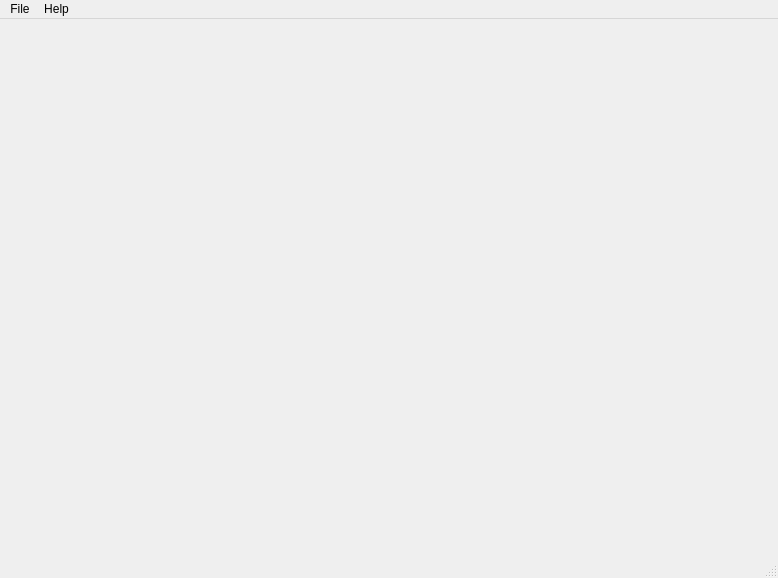
Above: src/plugins/coregui/mainwindow.ui from victor-yacovlev/kumir2 before the change. Below: the same form after it.
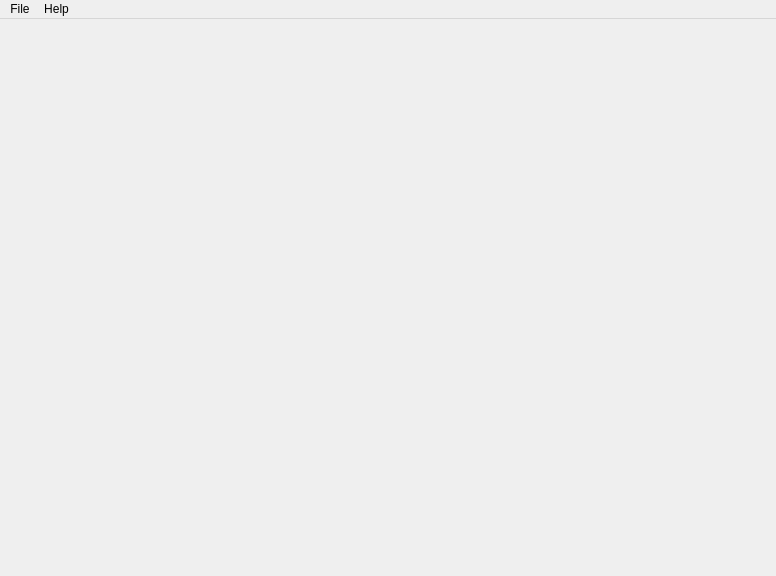
That is the form after the change. Custom widgets are drawn as their Qt base class.

The edit to the form file:
```diff
--- a/src/plugins/coregui/mainwindow.ui
+++ b/src/plugins/coregui/mainwindow.ui
@@ -6,8 +6,8 @@
    <rect>
     <x>0</x>
     <y>0</y>
-    <width>778</width>
-    <height>578</height>
+    <width>776</width>
+    <height>576</height>
    </rect>
   </property>
   <property name="windowTitle">
@@ -47,7 +47,7 @@
     <rect>
      <x>0</x>
      <y>0</y>
-     <width>778</width>
+     <width>776</width>
      <height>21</height>
     </rect>
    </property>
@@ -96,7 +96,6 @@
    <addaction name="menuFile"/>
    <addaction name="menuHelp"/>
   </widget>
-  <widget class="QStatusBar" name="statusbar"/>
   <action name="actionNewProgram">
    <property name="text">
     <string>Program</string>
```
